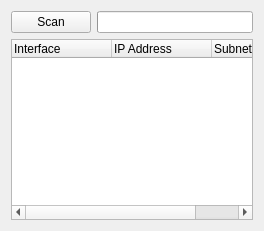
The window that src/scanwidget.ui (madjar/burgos) describes before a commit, drawn with Qt 5.
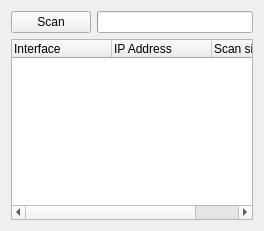
The same window after the commit.

Commit message: Arrivée du scan custom (seulement pour Qt 4.5)

Patch:
```diff
--- a/src/scanwidget.ui
+++ b/src/scanwidget.ui
@@ -54,7 +54,7 @@
      </column>
      <column>
       <property name="text">
-       <string>Subnet mask</string>
+       <string>Scan size</string>
       </property>
      </column>
     </widget>
```
The commit also changes 2 other files.
